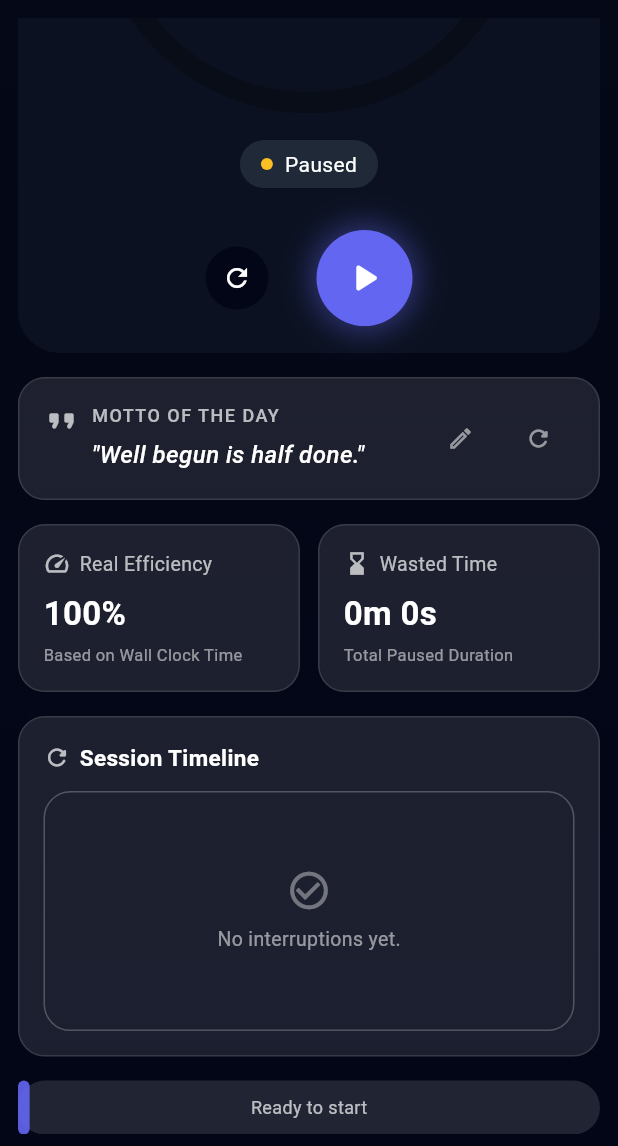
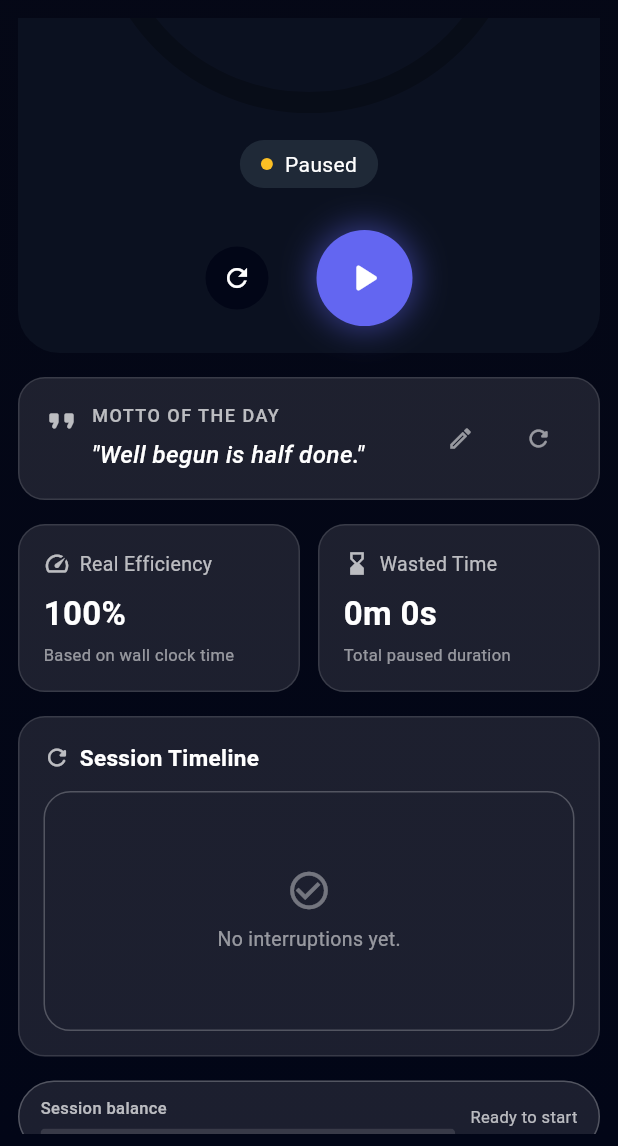
Before and after one commit to yalcin1suleyman/pomodoro_focus_flow, a Flutter app: the screen it shows after launch, scrolled down 319 dp, on a phone screen of 412 x 824 dp, the part 90-1236 px from its top. Run offline on Flutter 3.47's test engine with Material 3 defaults, Android fonts, the phone set to English and light mode, and no system bars; drawn by our look-alikes of percent_indicator.

Commit message:
Finalize v1.0: improved timeline bar, real-time stats, UI optimizations

```diff
--- a/lib/features/home/widgets/home_stats_section.dart
+++ b/lib/features/home/widgets/home_stats_section.dart
@@ -1,18 +1,20 @@
 import 'package:flutter/material.dart';
-import '../../../models/timer_models.dart'; // PauseEntry buradan geliyor
+import '../../../models/timer_models.dart'; // PauseEntry için
 
 class HomeStatsSection extends StatelessWidget {
   final double efficiency;          // 0–100
   final Duration wastedTime;        // toplam duraklama süresi
   final List<PauseEntry> pauses;    // oturum boyunca duraklamalar
-  final double sessionProgress;     // 0.0–1.0 arası
-  final bool isRunning;             // alt bar yazısı için
+  final double sessionProgress;     // 0.0–1.0 (nominal odak süresi ilerleyişi)
+  final bool isRunning;             // bar yazısı için
 
-  // Yeni alanlar (motto & alt bar rengi)
   final String mottoText;
   final VoidCallback onEditMotto;
   final VoidCallback onShuffleMotto;
-  final Color accentColor;
+
+  final Color accentColor;          // tema ana rengi
+  final Color warningColor;         // pause rengi
+  final int totalSeconds;           // seçili modun toplam süresi (saniye)
 
   const HomeStatsSection({
     super.key,
@@ -25,6 +27,8 @@ class HomeStatsSection extends StatelessWidget {
     required this.onEditMotto,
     required this.onShuffleMotto,
     required this.accentColor,
+    required this.warningColor,
+    required this.totalSeconds,
   });
 
   @override
@@ -38,7 +42,7 @@ class HomeStatsSection extends StatelessWidget {
         const SizedBox(height: 16),
         _buildTimelineCard(),
         const SizedBox(height: 16),
-        _buildBottomProgressBar(),
+        _buildBottomTimelineBar(), // 🔥 segmentli bar
       ],
     );
   }
@@ -51,8 +55,11 @@ class HomeStatsSection extends StatelessWidget {
       child: Row(
         crossAxisAlignment: CrossAxisAlignment.start,
         children: [
-          const Icon(Icons.format_quote_rounded,
-              color: Colors.white70, size: 24),
+          const Icon(
+            Icons.format_quote_rounded,
+            color: Colors.white70,
+            size: 24,
+          ),
           const SizedBox(width: 8),
           Expanded(
             child: Column(
@@ -81,16 +88,28 @@ class HomeStatsSection extends StatelessWidget {
             ),
           ),
           const SizedBox(width: 8),
+          // Edit
           IconButton(
             onPressed: onEditMotto,
-            icon: const Icon(Icons.edit_outlined,
-                color: Colors.white54, size: 18),
+            padding: EdgeInsets.zero,
+            constraints: const BoxConstraints(),
+            icon: const Icon(
+              Icons.edit_outlined,
+              color: Colors.white54,
+              size: 18,
+            ),
           ),
           const SizedBox(width: 4),
+          // Shuffle
           IconButton(
             onPressed: onShuffleMotto,
-            icon: const Icon(Icons.refresh_rounded,
-                color: Colors.white54, size: 18),
+            padding: EdgeInsets.zero,
+            constraints: const BoxConstraints(),
+            icon: const Icon(
+              Icons.refresh_rounded,
+              color: Colors.white54,
+              size: 18,
+            ),
           ),
         ],
       ),
@@ -132,7 +151,7 @@ class HomeStatsSection extends StatelessWidget {
                 ),
                 const SizedBox(height: 4),
                 const Text(
-                  "Based on Wall Clock Time",
+                  "Based on wall clock time",
                   style: TextStyle(
                     color: Colors.white54,
                     fontSize: 11,
@@ -175,7 +194,7 @@ class HomeStatsSection extends StatelessWidget {
                 ),
                 const SizedBox(height: 4),
                 const Text(
-                  "Total Paused Duration",
+                  "Total paused duration",
                   style: TextStyle(
                     color: Colors.white54,
                     fontSize: 11,
@@ -276,36 +295,129 @@ class HomeStatsSection extends StatelessWidget {
     );
   }
 
-  // ───────────────────── 4) Bottom Progress Bar ─────────────────────
-  Widget _buildBottomProgressBar() {
-    final factor = sessionProgress.clamp(0.0, 1.0);
+  // ───────────────────── 4) Alt Timeline Bar (Focus + Pause Segmentleri) ─────────────────────
+  Widget _buildBottomTimelineBar() {
+    final int total = totalSeconds <= 0 ? 1 : totalSeconds;
+
+    // Nominal focus süresi (timer'ın ilerleyişi)
+    final int elapsedFocus =
+    (sessionProgress.clamp(0.0, 1.0) * total).round();
+
+    // Pause'ları kronolojik sıraya koy
+    final sortedPauses = [...pauses]
+      ..sort((a, b) => a.atSecond.compareTo(b.atSecond));
+
+    final segments = <_TimelineSegment>[];
+    int cursor = 0;
+
+    for (final p in sortedPauses) {
+      // Pause'un başladığı nokta (focus ekseninde)
+      final start = p.atSecond.clamp(0, total);
+      final end = (p.atSecond + p.durationSeconds).clamp(0, total);
+
+      // Öncesi focus segmenti
+      if (start > cursor) {
+        final focusEnd = start.clamp(0, elapsedFocus);
+        if (focusEnd > cursor) {
+          segments.add(_TimelineSegment(
+            length: focusEnd - cursor,
+            color: accentColor,
+          ));
+        }
+        cursor = start;
+      }
+
+      // Pause segmenti
+      final pauseStart = cursor;
+      final pauseEnd = end.clamp(pauseStart, total);
+      if (pauseEnd > pauseStart) {
+        segments.add(_TimelineSegment(
+          length: pauseEnd - pauseStart,
+          color: warningColor,
+        ));
+        cursor = pauseEnd;
+      }
+
+      if (cursor >= total) break;
+    }
+
+    // Son pause'dan sonra kalan focus (elapsedFocus'a kadar)
+    if (elapsedFocus > cursor) {
+      final focusEnd = elapsedFocus.clamp(cursor, total);
+      if (focusEnd > cursor) {
+        segments.add(_TimelineSegment(
+          length: focusEnd - cursor,
+          color: accentColor,
+        ));
+        cursor = focusEnd;
+      }
+    }
+
+    // Kalan (henüz başlanmamış) kısım
+    if (cursor < total) {
+      segments.add(_TimelineSegment(
+        length: total - cursor,
+        color: Colors.white12,
+      ));
+    }
+
+    final hasAny = segments.isNotEmpty;
 
     return Container(
-      height: 36,
+      height: 48,
       decoration: BoxDecoration(
         borderRadius: BorderRadius.circular(999),
-        color: Colors.white12,
+        color: Colors.white10,
+        border: Border.all(color: Colors.white24),
       ),
-      child: Stack(
+      padding: const EdgeInsets.symmetric(horizontal: 14, vertical: 8),
+      child: Row(
         children: [
-          // Dolan kısım
-          FractionallySizedBox(
-            widthFactor: factor == 0 ? 0.02 : factor,
-            child: Container(
-              decoration: BoxDecoration(
-                borderRadius: BorderRadius.circular(999),
-                color: accentColor.withOpacity(0.9),
-              ),
+          // Sol: başlık + bar
+          Expanded(
+            child: Column(
+              crossAxisAlignment: CrossAxisAlignment.start,
+              mainAxisAlignment: MainAxisAlignment.center,
+              children: [
+                const Text(
+                  "Session balance",
+                  style: TextStyle(
+                    color: Colors.white70,
+                    fontSize: 11,
+                    fontWeight: FontWeight.w500,
+                  ),
+                ),
+                const SizedBox(height: 6),
+                ClipRRect(
+                  borderRadius: BorderRadius.circular(999),
+                  child: hasAny
+                      ? Row(
+                    children: [
+                      for (final seg in segments)
+                        Expanded(
+                          flex: seg.length,
+                          child: Container(
+                            height: 6,
+                            color: seg.color,
+                          ),
+                        ),
+                    ],
+                  )
+                      : Container(
+                    height: 6,
+                    color: Colors.white12,
+                  ),
+                ),
+              ],
             ),
           ),
-          // Yazı
-          Center(
-            child: Text(
-              isRunning ? "Session in progress" : "Ready to start",
-              style: const TextStyle(
-                color: Colors.white70,
-                fontSize: 12,
-              ),
+          const SizedBox(width: 10),
+          // Sağ: durum yazısı
+          Text(
+            isRunning ? "Session in progress" : "Ready to start",
+            style: const TextStyle(
+              color: Colors.white70,
+              fontSize: 11,
             ),
           ),
         ],
@@ -322,3 +434,13 @@ class HomeStatsSection extends StatelessWidget {
     );
   }
 }
+
+class _TimelineSegment {
+  final int length;
+  final Color color;
+
+  _TimelineSegment({
+    required this.length,
+    required this.color,
+  });
+}
--- a/lib/main.dart
+++ b/lib/main.dart
@@ -57,6 +57,30 @@ class _FocusFlowHomePageState extends State<FocusFlowHomePage> {
 
   bool _isRunning = false;
   Timer? _ticker;
+
+  void _startTickerIfNeeded() {
+    if (_ticker != null) return;
+
+    _ticker = Timer.periodic(const Duration(seconds: 1), (_) {
+      _onTick();
+    });
+  }
+
+  void _onTick() {
+    if (!mounted) return;
+
+    if (!_isRunning) {
+      setState(() {});
+      return;
+    }
+
+    if (_remainingSeconds <= 0) {
+      _onSessionCompleted();
+      return;
+    }
+
+    setState(() => _remainingSeconds--);
+  }
 
 
   // ---------- Session Metrikleri ----------
@@ -161,16 +185,20 @@ class _FocusFlowHomePageState extends State<FocusFlowHomePage> {
   @override
   void dispose() {
     _ticker?.cancel();
+    _ticker = null;
     super.dispose();
   }
+
 
   // ---------------------------------------------------------
   //                     TIMER LOGIC
   // ---------------------------------------------------------
 
   void _resetForMode(PomodoroMode newMode) {
+    _ticker?.cancel();
+    _ticker = null;
+
     final seconds = config.getSecondsForMode(newMode);
-    _ticker?.cancel();
 
     setState(() {
       _mode = newMode;
@@ -185,26 +213,33 @@ class _FocusFlowHomePageState extends State<FocusFlowHomePage> {
     });
   }
 
+
   void _startTimer() {
     if (_isRunning) return;
 
     setState(() => _isRunning = true);
 
+    // Oturum ilk kez başlıyorsa
     _sessionStart ??= DateTime.now();
 
+    // Eğer daha önce duraklatılmışsa → pause süresini hesapla
     if (_currentPauseStart != null) {
-      final now = DateTime.now();
-      final d = now.difference(_currentPauseStart!);
+      final now = DateTime.now();              // 🔥 HATA VEREN KISIM EKLENDİ
+      final d = now.difference(_currentPauseStart!);  // 🔥 HATA VEREN KISIM EKLENDİ
       _savedPaused += d;
+
+      final elapsedBeforePause = _totalSeconds - _remainingSeconds;
 
       _pauses.add(PauseEntry(
         timeLabel: "Paused at: ${_formatClockTime(_currentPauseStart!)}",
         durationSeconds: d.inSeconds,
+        atSecond: elapsedBeforePause,
       ));
 
       _currentPauseStart = null;
     }
 
+    // Timer başlatılıyor
     _ticker?.cancel();
     _ticker = Timer.periodic(const Duration(seconds: 1), (timer) {
       if (_remainingSeconds <= 0) {
@@ -212,19 +247,24 @@ class _FocusFlowHomePageState extends State<FocusFlowHomePage> {
         _onSessionCompleted();
         return;
       }
-      setState(() => _remainingSeconds--);
+
+      setState(() {
+        _remainingSeconds--;
+      });
     });
   }
+
+
 
   void _pauseTimer() {
     if (!_isRunning) return;
 
-    _ticker?.cancel();
     setState(() {
       _isRunning = false;
       _currentPauseStart ??= DateTime.now();
     });
   }
+
 
   void _resetTimer() => _resetForMode(_mode);
 
@@ -249,6 +289,8 @@ class _FocusFlowHomePageState extends State<FocusFlowHomePage> {
       _isRunning = false;
       _ticker?.cancel();
       _history.add(session);
+      _ticker?.cancel();
+      _ticker = null;
     });
 
     _showFinishedDialog(session);
@@ -363,11 +405,15 @@ class _FocusFlowHomePageState extends State<FocusFlowHomePage> {
                               pauses: _pauses,
                               sessionProgress: _progress,
                               isRunning: _isRunning,
-                              mottoText: _motto,                 // 👈 üstteki motto
-                              onEditMotto: _editMotto,           // 👈 kalem ikonuna basınca
-                              onShuffleMotto: _shuffleMotto,     // 👈 refresh ikonuna basınca
-                              accentColor: _theme.accent,        // 👈 alttaki bar rengi
+                              mottoText: _motto,
+                              onEditMotto: _editMotto,
+                              onShuffleMotto: _shuffleMotto,
+                              accentColor: _theme.accent,
+                              warningColor: _theme.warning,
+                              totalSeconds: _totalSeconds,
                             ),
+
+
 
                           ],
                         ),
--- a/lib/models/timer_models.dart
+++ b/lib/models/timer_models.dart
@@ -32,14 +32,19 @@ class TimerConfig {
   }
 }
 
-/// Bir duraklama kaydı: ne zaman durakladın ve kaç saniye sürdü
+/// Bir duraklama kaydı:
+/// - timeLabel: ekranda yazdırmak için (saat olarak)
+/// - durationSeconds: kaç saniye durdu
+/// - atSecond: oturumun kaçıncı saniyesinde (focus süresine göre) başladı
 class PauseEntry {
   final String timeLabel;      // "Paused at: 12:13:08" gibi
   final int durationSeconds;   // kaç saniye durakladı
+  final int atSecond;          // session start'tan itibaren kaçıncı saniyede pause'a basıldı
 
   const PauseEntry({
     required this.timeLabel,
     required this.durationSeconds,
+    required this.atSecond,
   });
 }
 
```
